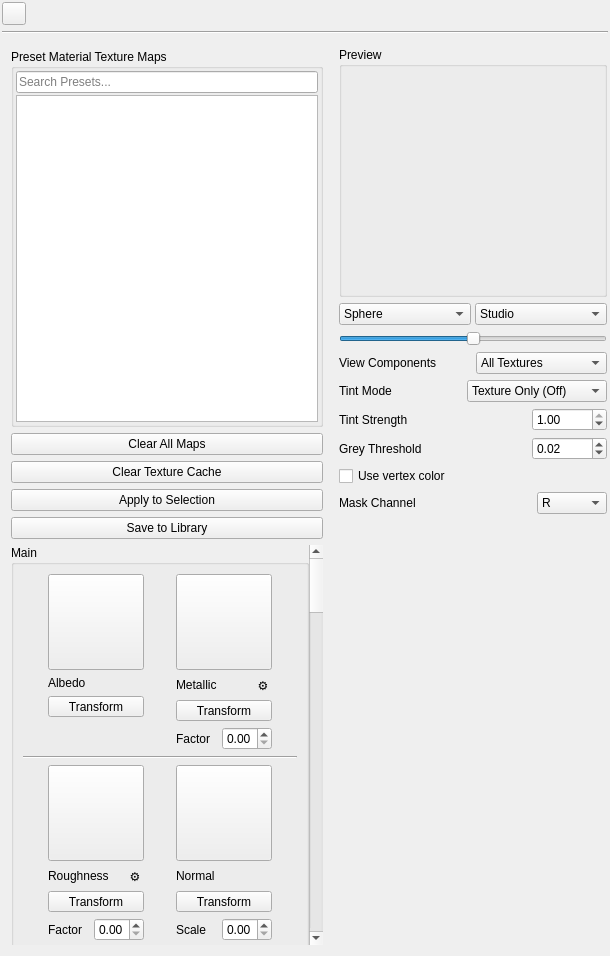
The window that ui/TextureMappingPanel.ui (01Hub/ModelViewer) describes before a commit, drawn with Qt 5.
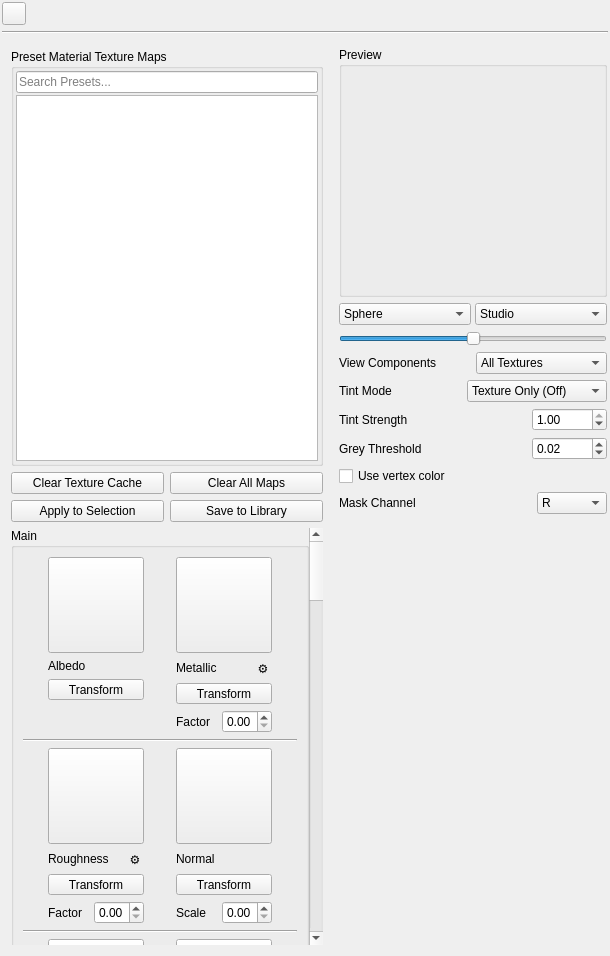
The same window after the commit. Icons and pictures are not drawn. Custom widgets are drawn as their Qt base class.

The edit to the form file:
```diff
--- a/ui/TextureMappingPanel.ui
+++ b/ui/TextureMappingPanel.ui
@@ -97,32 +97,36 @@
        </widget>
       </item>
       <item>
+       <layout class="QGridLayout" name="gridLayout_14">
+        <item row="1" column="1">
        <widget class="QPushButton" name="pushButtonClearAllMaps">
         <property name="text">
          <string>Clear All Maps</string>
         </property>
        </widget>
       </item>
-      <item>
+        <item row="1" column="0">
        <widget class="QPushButton" name="pushButtonClearTextureCache">
         <property name="text">
          <string>Clear Texture Cache</string>
         </property>
        </widget>
       </item>
-      <item>
+        <item row="2" column="0">
        <widget class="QPushButton" name="pushButtonApply">
         <property name="text">
          <string>Apply to Selection</string>
         </property>
        </widget>
       </item>
-      <item>
+        <item row="2" column="1">
        <widget class="QPushButton" name="pushButtonSave">
         <property name="text">
          <string>Save to Library</string>
         </property>
        </widget>
+        </item>
+       </layout>
       </item>
       <item>
        <widget class="QScrollArea" name="scrollArea">
```
Lines whose indentation alone changed are shown as unchanged.
